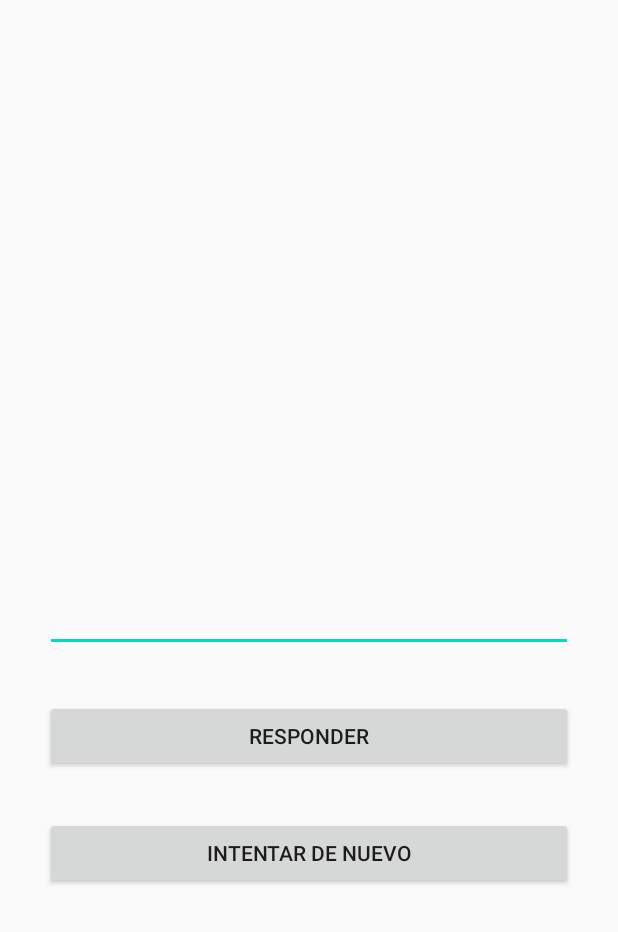
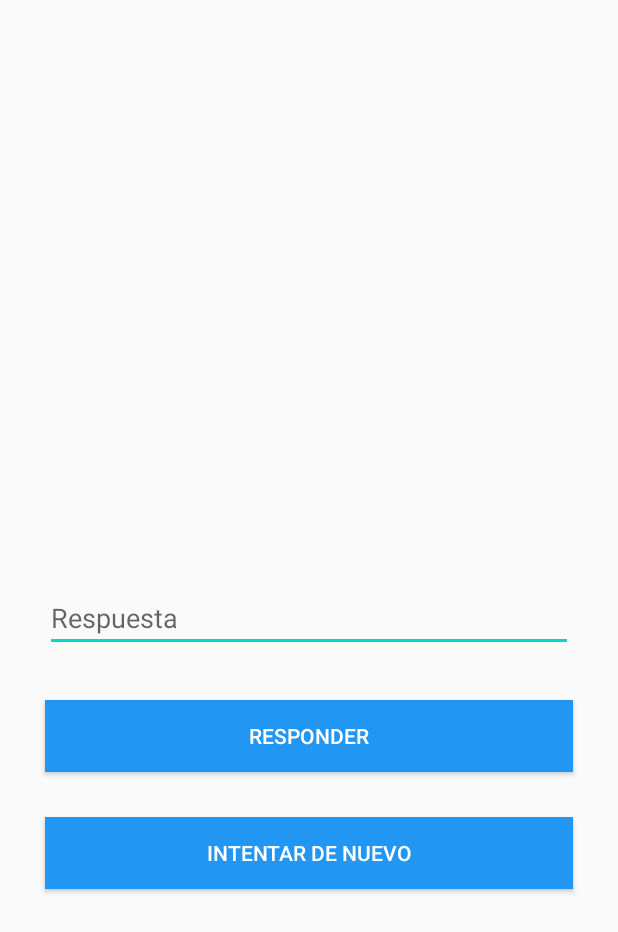
Before and after one commit to Sok4h/Math_Challenge, an Android app: the layout activity_main.xml on its own in the app's theme, with its tools: preview values and no code run, on a phone screen of 412 x 824 dp. Shown: the top 932 px of the screen. Run offline under Robolectric (Android 15) with nearby library versions, the phone set to English and light mode, and no system bars.

Commit message:
Cambio Colores

```diff
--- a/app/src/main/res/layout/activity_main.xml
+++ b/app/src/main/res/layout/activity_main.xml
@@ -24,6 +24,7 @@
         android:layout_marginStart="30dp"
         android:layout_marginEnd="30dp"
         android:ems="10"
+        android:hint="Respuesta"
         android:inputType="number|textPersonName"
         app:layout_constraintBottom_toBottomOf="parent"
         app:layout_constraintEnd_toEndOf="parent"
@@ -37,7 +38,9 @@
         android:layout_marginStart="30dp"
         android:layout_marginTop="32dp"
         android:layout_marginEnd="30dp"
+        android:background="#2196F3"
         android:text="Responder"
+        android:textColor="#FFFFFF"
         app:layout_constraintEnd_toEndOf="parent"
         app:layout_constraintHorizontal_bias="0.0"
         app:layout_constraintStart_toStartOf="parent"
@@ -50,7 +53,9 @@
         android:layout_marginStart="30dp"
         android:layout_marginTop="30dp"
         android:layout_marginEnd="30dp"
+        android:background="#2196F3"
         android:text="Intentar de nuevo"
+        android:textColor="#FFFFFF"
         app:layout_constraintEnd_toEndOf="parent"
         app:layout_constraintHorizontal_bias="1.0"
         app:layout_constraintStart_toStartOf="parent"
```
Also changed, not shown: app/src/main/java/com/sokah/mathchallenge/MainActivity.java (+20 -22 lines).
